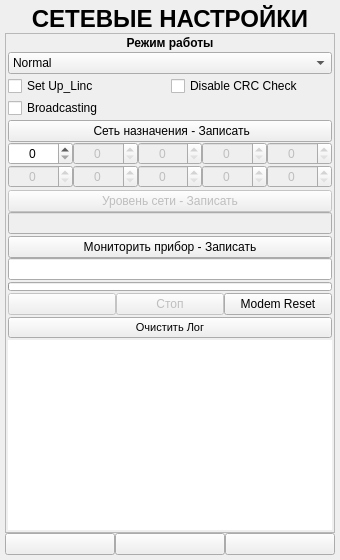
The window that ANDROID_FORMS/sniffer_settings_form.ui (DavidSiegman/PLC_RF_Configurator) describes before a commit, drawn with Qt 5.
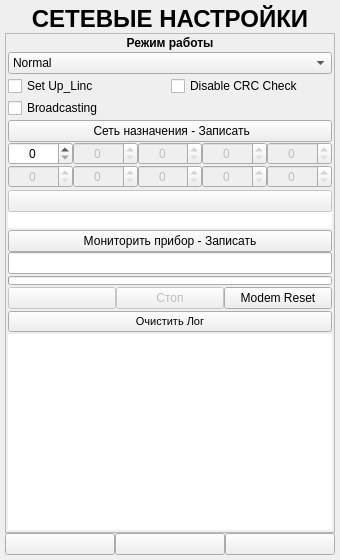
The same window after the commit. Icons and pictures are not drawn.

Diff of the .ui file:
```diff
--- a/ANDROID_FORMS/sniffer_settings_form.ui
+++ b/ANDROID_FORMS/sniffer_settings_form.ui
@@ -80,7 +80,7 @@
         <x>0</x>
         <y>0</y>
         <width>328</width>
-        <height>475</height>
+        <height>476</height>
        </rect>
       </property>
       <layout class="QVBoxLayout" name="verticalLayout_2">
@@ -581,7 +581,7 @@
                </size>
               </property>
               <property name="text">
-               <string>Уровень сети - Записать</string>
+               <string/>
               </property>
              </widget>
             </item>
@@ -613,6 +613,9 @@
                 <family>Microsoft YaHei UI</family>
                </font>
               </property>
+              <property name="styleSheet">
+               <string notr="true">border: none;</string>
+              </property>
               <property name="alignment">
                <set>Qt::AlignCenter</set>
               </property>
```
